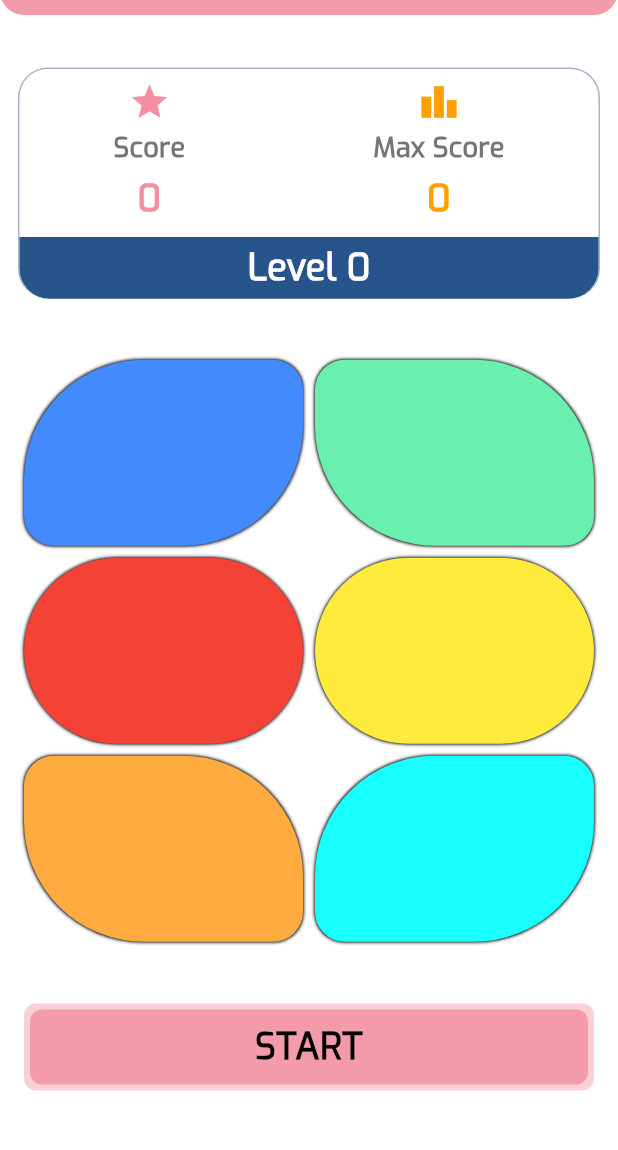
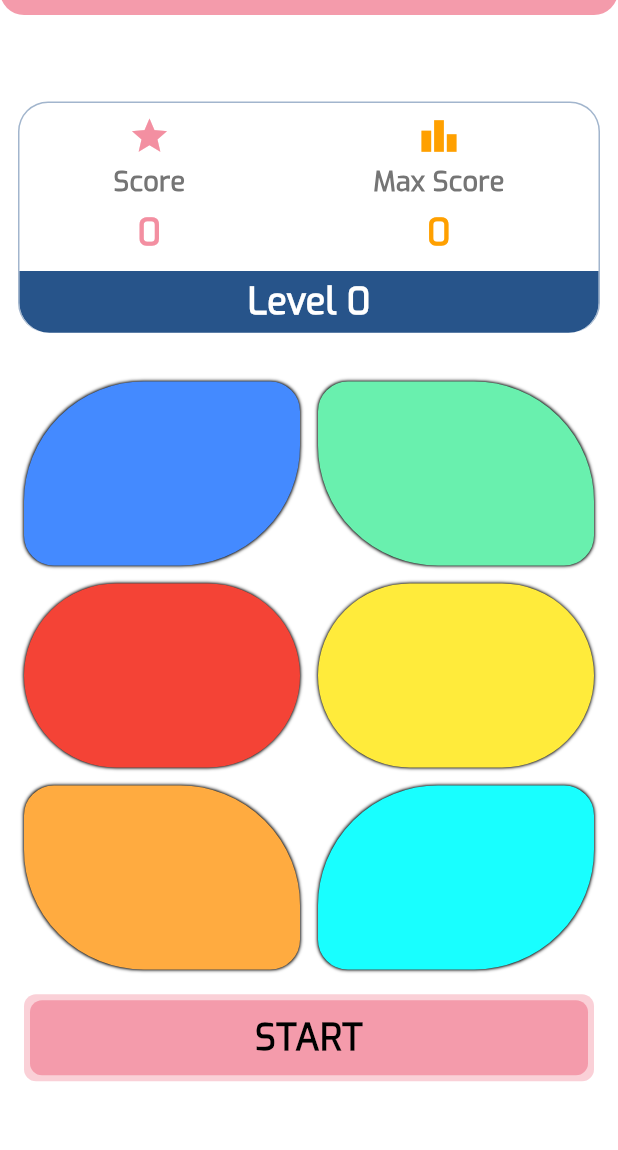
Before and after one commit to rahulkumardev24/simon-says-game-with-flutter, a Flutter app: the screen it shows after launch, after a tap on an icon or button, on a phone screen of 412 x 824 dp, the part 69-1219 px from its top. Run offline on Flutter 3.47's test engine with Material 3 defaults, Android fonts, the phone set to English and light mode, and no system bars; drawn by our look-alikes of flutter_animate; our stand-ins replace audioplayers, font_awesome_flutter, lottie, share_plus, shared_preferences, velocity_x and 1 more.

Commit message:
UI Improve

```diff
--- a/lib/main.dart
+++ b/lib/main.dart
@@ -2,9 +2,8 @@ import 'package:flutter/material.dart';
 import 'package:flutter/services.dart';
 import 'package:provider/provider.dart';
 import 'package:simon_say_game/provider/them_provider.dart';
-import 'package:simon_say_game/screen/game_screen/six_box_screen.dart';
-import 'package:simon_say_game/screen/game_selection_screen.dart';
 import 'package:simon_say_game/screen/splash%20screen/splash_screen.dart';
+import 'helper/colors.dart';
 
 void main() {
   /// use for stop device orientation
@@ -29,7 +28,15 @@ class MyApp extends StatelessWidget {
     /// them provide
     final themeProvider = Provider.of<ThemeProvider>(context);
 
-    return MaterialApp(
+    return AnnotatedRegion<SystemUiOverlayStyle>(
+        value: SystemUiOverlayStyle(
+          statusBarColor: themeProvider.isDark
+              ? AppColors.darkCardBackground
+              : AppColors.darkPrimary,
+          statusBarIconBrightness: Brightness.light,
+          statusBarBrightness: Brightness.dark,
+        ),
+        child: MaterialApp(
             debugShowCheckedModeBanner: false,
             themeMode: themeProvider.isDark ? ThemeMode.dark : ThemeMode.light,
             theme: ThemeData.light().copyWith(
@@ -39,6 +46,6 @@ class MyApp extends StatelessWidget {
               scaffoldBackgroundColor: Colors.black,
             ), // Dark theme background
 
-        home: SplashScreen());
+            home: SplashScreen()));
   }
 }
--- a/lib/screen/game_screen/six_box_screen.dart
+++ b/lib/screen/game_screen/six_box_screen.dart
@@ -1,6 +1,7 @@
 import 'dart:async';
 import 'dart:math';
 import 'package:flutter/material.dart';
+import 'package:flutter_animate/flutter_animate.dart';
 import 'package:provider/provider.dart';
 import 'package:simon_say_game/helper/colors.dart';
 import 'package:simon_say_game/utils/custom_text_style.dart';
@@ -162,6 +163,7 @@ class _SimonSaysGameState extends State<SixBoxScreen> {
       isProcessingTap = false;
     });
   }
+
   /// ans check functions
   void checkAnswer(int idx) {
     if (userSeq[idx] != gameSeq[idx]) {
@@ -199,7 +201,15 @@ class _SimonSaysGameState extends State<SixBoxScreen> {
   Widget build(BuildContext context) {
     final themeProvider = Provider.of<ThemeProvider>(context);
     size = MediaQuery.of(context).size;
-    return Scaffold(
+    return SafeArea(
+      child: Animate(
+        effects: [
+          SlideEffect(
+              duration: 1200.milliseconds,
+              delay: 100.ms,
+              curve: Curves.easeOutExpo)
+        ],
+        child: Scaffold(
           /// --------------------APPBAR------------------------///
           appBar: AppBar(
             /// title
@@ -223,10 +233,15 @@ class _SimonSaysGameState extends State<SixBoxScreen> {
 
           /// ---- body ---- ///
           body: Center(
+            child: SingleChildScrollView(
               child: Column(
                 mainAxisAlignment: MainAxisAlignment.center,
                 crossAxisAlignment: CrossAxisAlignment.center,
                 children: [
+                  SizedBox(
+                    height: size!.height * 0.02,
+                  ),
+
                   /// score card
                   ScoreBoardCard(
                     scoreValue: score,
@@ -236,7 +251,7 @@ class _SimonSaysGameState extends State<SixBoxScreen> {
                   ),
 
                   SizedBox(
-              height: size!.height * 0.03,
+                    height: size!.height * 0.02,
                   ),
 
                   ///---------------BOX------------------///
@@ -249,20 +264,26 @@ class _SimonSaysGameState extends State<SixBoxScreen> {
                           gridDelegate:
                               const SliverGridDelegateWithFixedCrossAxisCount(
                             crossAxisCount: 2,
-                      crossAxisSpacing: 8,
+                            crossAxisSpacing: 12,
                             childAspectRatio: 3 / 2,
-                      mainAxisSpacing: 8,
+                            mainAxisSpacing: 12,
                           ),
                           shrinkWrap: true,
                           physics: const NeverScrollableScrollPhysics(),
                           itemCount: colors.length,
                           itemBuilder: (context, index) {
-                      return buildButton(colors[index]);
+                            return Animate(effects: [
+                              ScaleEffect(
+                                duration: 500.milliseconds,
+                                delay: (50 * index).ms,
+                                curve: Curves.easeInSine,
+                              ),
+                            ], child: buildButton(colors[index]));
                           },
                         ),
 
                         SizedBox(
-                    height: size!.height * 0.05,
+                          height: size!.height * 0.02,
                         ),
 
                         /// start button
@@ -278,7 +299,8 @@ class _SimonSaysGameState extends State<SixBoxScreen> {
                                     isVibrate: isVibrate,
                                     durationMs: 400,
                                   );
-                            await Future.delayed(Duration(milliseconds: 800));
+                                  await Future.delayed(
+                                      Duration(milliseconds: 800));
                                   startGame();
                                 },
                           btnRipColor: started
@@ -293,6 +315,9 @@ class _SimonSaysGameState extends State<SixBoxScreen> {
                     ),
                   ),
                 ],
+              ),
+            ),
+          ),
         ),
       ),
     );
--- a/lib/screen/game_selection_screen.dart
+++ b/lib/screen/game_selection_screen.dart
@@ -1,4 +1,3 @@
-import 'package:flutter/cupertino.dart';
 import 'package:flutter/material.dart';
 import 'package:font_awesome_flutter/font_awesome_flutter.dart';
 import 'package:provider/provider.dart';
@@ -96,7 +95,9 @@ class _GameSelectionScreenState extends State<GameSelectionScreen>
     final size = MediaQuery.of(context).size;
     final isDarkMode = themeProvider.isDark;
 
-    return Scaffold(
+    return SafeArea(
+      child: Scaffold(
+        /// appbar
         appBar: AppBar(
           toolbarHeight: size.height * 0.3,
           flexibleSpace: _buildAppBar(isDarkMode, size),
@@ -105,6 +106,8 @@ class _GameSelectionScreenState extends State<GameSelectionScreen>
         ),
         backgroundColor:
             isDarkMode ? AppColors.darkBackground : AppColors.lightBackground,
+
+        /// body
         body: AnimatedBuilder(
           animation: _controller,
           builder: (context, child) {
@@ -115,18 +118,14 @@ class _GameSelectionScreenState extends State<GameSelectionScreen>
                 child: SingleChildScrollView(
                   physics: BouncingScrollPhysics(),
                   child: Padding(
-                  padding: const EdgeInsets.all(20.0),
-                  child: Column(
-                    children: [
-                      _buildBoxSelectionGrid(themeProvider, size),
-                      SizedBox(height: 40),
-                    ],
-                  ),
+                    padding: const EdgeInsets.all(12.0),
+                    child: _buildBoxSelectionGrid(themeProvider, size),
                   ),
                 ),
               ),
             );
           },
+        ),
       ),
     );
   }
@@ -155,6 +154,7 @@ class _GameSelectionScreenState extends State<GameSelectionScreen>
                 /// volume button
                 MyIconButton(
                     icon: FontAwesomeIcons.volumeLow,
+                    iconSize: size.width * 0.05,
                     iconColor: !isMute
                         ? AppColors.darkIconSecondary.withValues(alpha: 0.6)
                         : isDarkMode
@@ -170,11 +170,14 @@ class _GameSelectionScreenState extends State<GameSelectionScreen>
                         isMute = !isMute;
                       });
                       AppUtils.saveMute(isMute);
+                      AppUtils.playSound(
+                          fileName: "audio/tap.mp3", isMute: isMute);
                     }),
 
                 /// vibration
                 MyIconButton(
                     icon: Icons.vibration_rounded,
+                    iconSize: size.width * 0.05,
                     iconColor: !isVibrate
                         ? AppColors.darkIconSecondary.withValues(alpha: 0.6)
                         : isDarkMode
@@ -190,6 +193,7 @@ class _GameSelectionScreenState extends State<GameSelectionScreen>
                         isVibrate = !isVibrate;
                       });
                       AppUtils.saveVibration(isVibrate);
+                      AppUtils.playVibration(isVibrate: isVibrate);
                     }),
 
                 /// light and dark them
@@ -205,8 +209,11 @@ class _GameSelectionScreenState extends State<GameSelectionScreen>
                         backgroundColor: isDarkMode
                             ? AppColors.darkPrimary
                             : AppColors.lightBackground.withValues(alpha: 0.9),
+                        iconSize: size.width * 0.05,
                         onTap: () {
                           themeProvider.toggleTheme();
+                          AppUtils.playSound(
+                              fileName: "audio/tap.mp3", isMute: isMute);
                         });
                   },
                 ),
@@ -220,6 +227,7 @@ class _GameSelectionScreenState extends State<GameSelectionScreen>
                     backgroundColor: isDarkMode
                         ? AppColors.darkPrimary
                         : AppColors.lightBackground.withValues(alpha: 0.9),
+                    iconSize: size.width * 0.05,
                     onTap: () => MyDialogs.shareApp(context)),
 
                 /// Game Rule
@@ -231,6 +239,7 @@ class _GameSelectionScreenState extends State<GameSelectionScreen>
                     backgroundColor: isDarkMode
                         ? AppColors.darkPrimary
                         : AppColors.lightBackground.withValues(alpha: 0.9),
+                    iconSize: size.width * 0.05,
                     onTap: () => Navigator.push(context,
                         MaterialPageRoute(builder: (_) => GameRulesScreen()))),
               ],
@@ -239,8 +248,9 @@ class _GameSelectionScreenState extends State<GameSelectionScreen>
             Spacer(),
             Text(
               "CHOOSE DIFFICULTY",
-              style: myTextStyle24(
+              style: myTextStyleCus(
                 context,
+                fontSize: size.width * 0.06,
                 fontColor: isDarkMode
                     ? AppColors.darkPrimary
                     : AppColors.lightTextPrimary,
@@ -250,9 +260,10 @@ class _GameSelectionScreenState extends State<GameSelectionScreen>
             SizedBox(height: 6),
             Text(
               "More boxes = More challenge!",
-              style: myTextStyle18(
+              style: myTextStyleCus(
                 context,
                 fontFamily: "secondary",
+                fontSize: size.width * 0.05,
                 fontWeight: FontWeight.bold,
                 fontColor: isDarkMode
                     ? AppColors.darkTextSecondary
@@ -275,7 +286,7 @@ class _GameSelectionScreenState extends State<GameSelectionScreen>
       crossAxisCount: 2,
       mainAxisSpacing: 12,
       crossAxisSpacing: 12,
-      childAspectRatio: 1,
+      childAspectRatio: 3 / 3.2,
       children: availableBoxCounts.map((count) {
         return Animate(
           effects: [
@@ -287,7 +298,10 @@ class _GameSelectionScreenState extends State<GameSelectionScreen>
             ),
           ],
           child: GestureDetector(
-            onTap: () => _navigateToGameScreen(count),
+            onTap: () {
+              _navigateToGameScreen(count);
+              AppUtils.playSound(fileName: "audio/drag.mp3", isMute: isMute);
+            },
             child: Container(
               decoration: BoxDecoration(
                 borderRadius: BorderRadius.circular(20),
@@ -312,29 +326,36 @@ class _GameSelectionScreenState extends State<GameSelectionScreen>
               ),
               child: Column(
                 mainAxisAlignment: MainAxisAlignment.center,
+                crossAxisAlignment: CrossAxisAlignment.center,
                 children: [
+                  /// index -> Count
                   Text(
                     "$count",
-                    style: myTextStyle36(
+                    style: myTextStyleCus(
                       context,
+                      fontSize: size.width * 0.1,
                       fontColor: themeProvider.isDark
                           ? AppColors.darkPrimary
                           : AppColors.lightPrimary,
                       fontWeight: FontWeight.w900,
                     ),
                   ),
-                  SizedBox(height: 5),
                   Text(
                     "BOXES",
-                    style: myTextStyle18(
+                    style: myTextStyleCus(
                       context,
+                      fontSize: size.width * 0.05,
                       fontColor: themeProvider.isDark
                           ? AppColors.darkTextSecondary
                           : AppColors.lightTextSecondary,
                       fontWeight: FontWeight.bold,
                     ),
                   ),
-                  SizedBox(height: 10),
+
+                  SizedBox(
+                    height: size.height * 0.01,
+                  ),
+
                   Container(
                     width: boxCountToMiniGridSize(count),
                     height: boxCountToMiniGridSize(count),
@@ -350,9 +371,10 @@ class _GameSelectionScreenState extends State<GameSelectionScreen>
   }
 
   double boxCountToMiniGridSize(int count) {
-    if (count <= 4) return 50;
-    if (count <= 6) return 60;
-    return 70;
+    double screenWidth = MediaQuery.of(context).size.width;
+    if (count <= 4) return screenWidth * 0.15;
+    if (count <= 6) return screenWidth * 0.2;
+    return screenWidth * 0.2;
   }
 
   Widget _buildMiniGrid(int boxCount) {
@@ -365,6 +387,7 @@ class _GameSelectionScreenState extends State<GameSelectionScreen>
               : 4,
       mainAxisSpacing: 3,
       crossAxisSpacing: 3,
+      childAspectRatio: 5 / 5,
       shrinkWrap: true,
       children: List.generate(boxCount, (index) {
         return Animate(
--- a/lib/utils/app_utils.dart
+++ b/lib/utils/app_utils.dart
@@ -3,16 +3,17 @@ import 'package:shared_preferences/shared_preferences.dart';
 import 'package:vibration/vibration.dart';
 
 class AppUtils {
+  /// load max score
+  static Future<int> loadMaxScore({required String key}) async {
+    SharedPreferences prefs = await SharedPreferences.getInstance();
+    return prefs.getInt(key) ?? 0;
 
-
-  /// load max score
-  static Future<int> loadMaxScore( { required String key}) async {
-    SharedPreferences prefs = await SharedPreferences.getInstance();
-    return prefs.getInt(key) ?? 0;                             /// maxScore
+    /// maxScore
   }
 
   /// Save max score
-  static Future<void> saveMaxScore({ required int score , required String key}) async {
+  static Future<void> saveMaxScore(
+      {required int score, required String key}) async {
     SharedPreferences prefs = await SharedPreferences.getInstance();
     await prefs.setInt(key, score);
   }
@@ -52,7 +53,8 @@ class AppUtils {
   }
 
   /// Sound
-  static Future<void> playSound({required String fileName, required bool isMute}) async {
+  static Future<void> playSound(
+      {required String fileName, required bool isMute}) async {
     if (!isMute) return;
 
     final player = AudioPlayer();
--- a/lib/utils/custom_text_style.dart
+++ b/lib/utils/custom_text_style.dart
@@ -82,6 +82,22 @@ TextStyle myTextStyle24(BuildContext context,
   );
 }
 
+/// font Size 24
+TextStyle myTextStyleCus(
+  BuildContext context, {
+  String fontFamily = "primary",
+  Color? fontColor,
+  double fontSize = 24,
+  FontWeight fontWeight = FontWeight.normal,
+}) {
+  return TextStyle(
+    color: getTextColor(context, fontColor),
+    fontSize: fontSize,
+    fontFamily: fontFamily,
+    fontWeight: fontWeight,
+  );
+}
+
 /// font Size 36
 TextStyle myTextStyle36(BuildContext context,
     {String fontFamily = "primary",
```
Also changed, not shown: lib/screen/game_screen/eight_box_screen.dart (+13 -4 lines), lib/screen/game_screen/four_box_screen.dart (+21 -5 lines), lib/screen/game_screen/ten_box_screen.dart (+16 -11 lines), 5 other files. Lines whose indentation alone changed are shown as unchanged.
